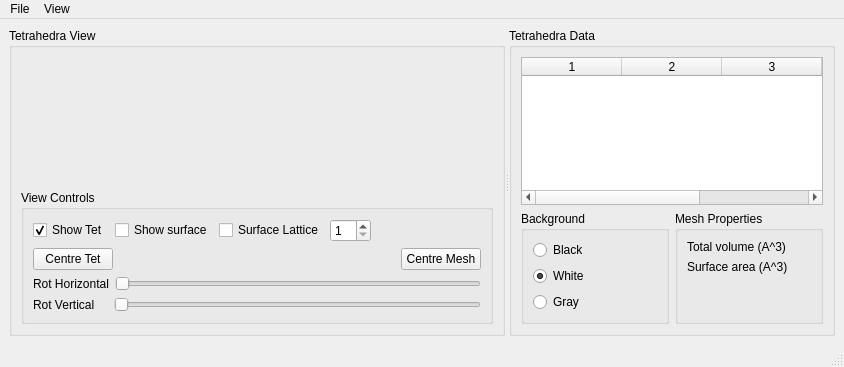
This is resources/tetgenviewermain.ui in yousefalshaikh17/protein_mesh_simulated_annealing as Qt 5 draws it before an edit. The edited form follows.
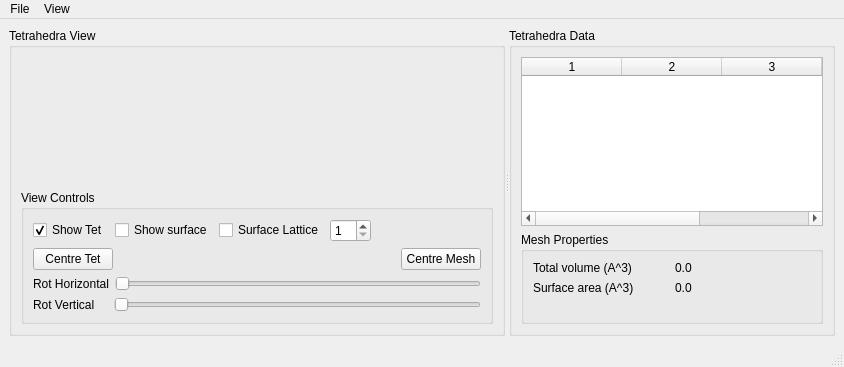
This is the edited form. Custom widgets are drawn as their Qt base class.

Commit message: removed old background colour controls

Diff of the .ui file:
```diff
--- a/resources/tetgenviewermain.ui
+++ b/resources/tetgenviewermain.ui
@@ -234,69 +234,46 @@
         <item>
          <layout class="QHBoxLayout" name="horizontalLayout_5">
           <item>
-           <widget class="QGroupBox" name="groupBox_3">
-            <property name="enabled">
-             <bool>true</bool>
-            </property>
-            <property name="title">
-             <string>Background</string>
-            </property>
-            <layout class="QVBoxLayout" name="verticalLayout_5">
-             <item>
-              <widget class="QRadioButton" name="_blackButton">
-               <property name="text">
-                <string>Black</string>
-               </property>
-               <attribute name="buttonGroup">
-                <string notr="true">_backgroundGroup</string>
-               </attribute>
-              </widget>
-             </item>
-             <item>
-              <widget class="QRadioButton" name="_whiteButton">
-               <property name="text">
-                <string>White</string>
-               </property>
-               <property name="checked">
-                <bool>true</bool>
-               </property>
-               <attribute name="buttonGroup">
-                <string notr="true">_backgroundGroup</string>
-               </attribute>
-              </widget>
-             </item>
-             <item>
-              <widget class="QRadioButton" name="_grayButton">
-               <property name="text">
-                <string>Gray</string>
-               </property>
-               <attribute name="buttonGroup">
-                <string notr="true">_backgroundGroup</string>
-               </attribute>
-              </widget>
-             </item>
-            </layout>
-           </widget>
-          </item>
-          <item>
-           <widget class="QGroupBox" name="groupBox_4">
+           <widget class="QGroupBox" name="groupBox_5">
             <property name="title">
              <string>Mesh Properties</string>
             </property>
-            <layout class="QVBoxLayout" name="verticalLayout_7">
+            <layout class="QVBoxLayout" name="verticalLayout_3">
              <item>
-              <widget class="QLabel" name="label_5">
-               <property name="text">
-                <string>Total volume (A^3)</string>
-               </property>
-              </widget>
+              <layout class="QHBoxLayout" name="horizontalLayout_6">
+               <item>
+                <widget class="QLabel" name="label_5">
+                 <property name="text">
+                  <string>Total volume (A^3)</string>
+                 </property>
+                </widget>
+               </item>
+               <item>
+                <widget class="QLabel" name="_totalVolLabel">
+                 <property name="text">
+                  <string>0.0</string>
+                 </property>
+                </widget>
+               </item>
+              </layout>
              </item>
              <item>
-              <widget class="QLabel" name="label_6">
-               <property name="text">
-                <string>Surface area (A^3)</string>
-               </property>
-              </widget>
+              <layout class="QHBoxLayout" name="horizontalLayout_7">
+               <item>
+                <widget class="QLabel" name="label_7">
+                 <property name="text">
+                  <string>Surface area (A^3)</string>
+                 </property>
+                </widget>
+               </item>
+               <item>
+                <widget class="QLabel" name="_totalAreaLabel">
+                 <property name="text">
+                  <string>0.0</string>
+                 </property>
+                </widget>
+               </item>
+              </layout>
              </item>
              <item>
               <spacer name="verticalSpacer_2">
@@ -306,7 +283,7 @@
                <property name="sizeHint" stdset="0">
                 <size>
                  <width>20</width>
-                 <height>5</height>
+                 <height>40</height>
                 </size>
                </property>
               </spacer>
```
Left out of the diff: 18 changed lines with no effect on the pictures. The commit also changes 2 other files.
